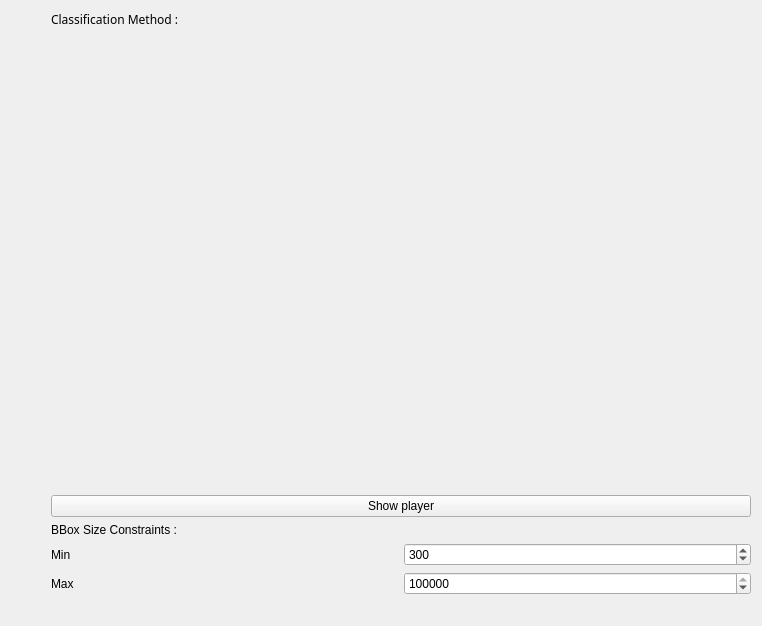
Above: modules/tracking/dataExtraction/DataExtractorGui.ui from Boazrciasn/RDFramework before the change. Below: the same form after it.
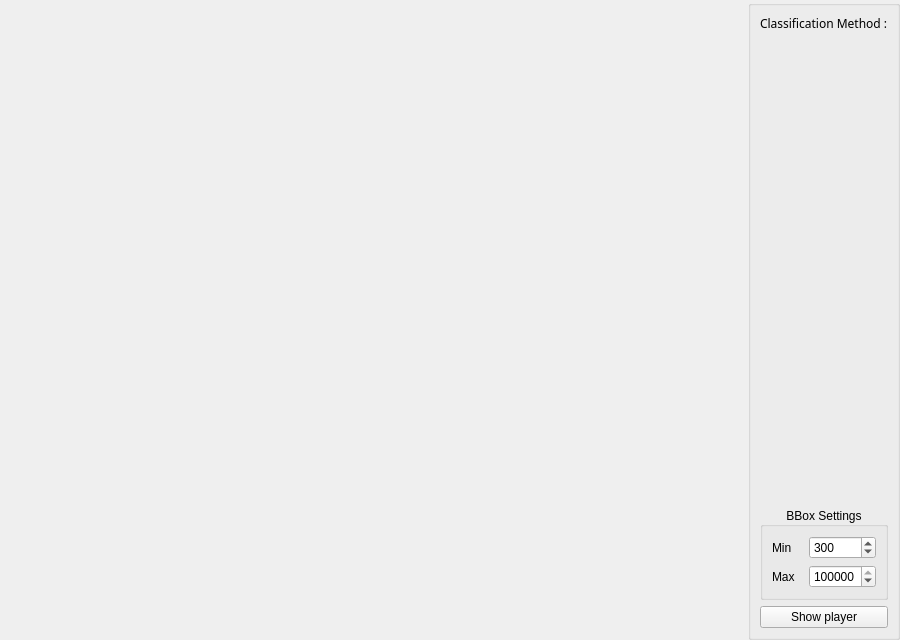
That is the form after the change.

```diff
--- a/modules/tracking/dataExtraction/DataExtractorGui.ui
+++ b/modules/tracking/dataExtraction/DataExtractorGui.ui
@@ -6,35 +6,93 @@
    <rect>
     <x>0</x>
     <y>0</y>
-    <width>762</width>
-    <height>626</height>
+    <width>900</width>
+    <height>640</height>
    </rect>
   </property>
+  <property name="sizePolicy">
+   <sizepolicy hsizetype="Expanding" vsizetype="Expanding">
+    <horstretch>0</horstretch>
+    <verstretch>0</verstretch>
+   </sizepolicy>
+  </property>
   <property name="windowTitle">
    <string>Form</string>
   </property>
-  <layout class="QGridLayout" name="main_gridLayout">
+  <layout class="QGridLayout" name="main_gridLayout" rowstretch="0,0" columnstretch="1,0">
+   <property name="sizeConstraint">
+    <enum>QLayout::SetDefaultConstraint</enum>
+   </property>
+   <property name="leftMargin">
+    <number>0</number>
+   </property>
+   <property name="topMargin">
+    <number>0</number>
+   </property>
+   <property name="rightMargin">
+    <number>0</number>
+   </property>
+   <property name="bottomMargin">
+    <number>0</number>
+   </property>
+   <property name="spacing">
+    <number>0</number>
+   </property>
    <item row="0" column="1">
-    <layout class="QVBoxLayout" name="Options_verticalLayout">
+    <widget class="QGroupBox" name="settings_groupBox">
+     <property name="title">
+      <string/>
+     </property>
+     <layout class="QVBoxLayout" name="Settings_groupBox_layout">
      <item>
-      <layout class="QHBoxLayout" name="horizontalLayout">
+       <layout class="QVBoxLayout" name="verticalLayout">
+        <property name="spacing">
+         <number>0</number>
+        </property>
+        <property name="sizeConstraint">
+         <enum>QLayout::SetMinimumSize</enum>
+        </property>
        <item>
         <widget class="QLabel" name="classification_infoLabel">
+          <property name="sizePolicy">
+           <sizepolicy hsizetype="Minimum" vsizetype="Minimum">
+            <horstretch>0</horstretch>
+            <verstretch>0</verstretch>
+           </sizepolicy>
+          </property>
          <property name="font">
           <font>
            <family>Futura</family>
           </font>
          </property>
+          <property name="lineWidth">
+           <number>-2</number>
+          </property>
          <property name="text">
-          <string>Classification Method : </string>
+           <string>Classification Method :</string>
+          </property>
+          <property name="alignment">
+           <set>Qt::AlignLeading|Qt::AlignLeft|Qt::AlignVCenter</set>
          </property>
         </widget>
        </item>
        <item>
         <widget class="QLabel" name="classificationInfo_text">
+          <property name="enabled">
+           <bool>true</bool>
+          </property>
+          <property name="sizePolicy">
+           <sizepolicy hsizetype="Minimum" vsizetype="Minimum">
+            <horstretch>0</horstretch>
+            <verstretch>0</verstretch>
+           </sizepolicy>
+          </property>
          <property name="text">
           <string/>
          </property>
+          <property name="alignment">
+           <set>Qt::AlignLeading|Qt::AlignLeft|Qt::AlignVCenter</set>
+          </property>
         </widget>
        </item>
       </layout>
@@ -47,58 +105,60 @@
        <property name="sizeHint" stdset="0">
         <size>
          <width>20</width>
-         <height>40</height>
+          <height>418</height>
         </size>
        </property>
       </spacer>
      </item>
      <item>
-      <widget class="QPushButton" name="showPlayer_pushButton">
-       <property name="text">
-        <string>Show player</string>
-       </property>
-      </widget>
-     </item>
-     <item>
-      <layout class="QVBoxLayout" name="BBSettings_verticalLayout">
-       <item>
-        <widget class="QLabel" name="BB_Sizesettings_label">
+       <widget class="QGroupBox" name="BBoxSettings_groupBox">
+        <property name="sizePolicy">
+         <sizepolicy hsizetype="Minimum" vsizetype="Minimum">
+          <horstretch>0</horstretch>
+          <verstretch>0</verstretch>
+         </sizepolicy>
+        </property>
+        <property name="title">
+         <string>BBox Settings</string>
+        </property>
+        <property name="alignment">
+         <set>Qt::AlignCenter</set>
+        </property>
+        <layout class="QGridLayout" name="gridLayout">
+         <item row="1" column="0">
+          <widget class="QLabel" name="BBMax_label">
+           <property name="sizePolicy">
+            <sizepolicy hsizetype="Minimum" vsizetype="Minimum">
+             <horstretch>0</horstretch>
+             <verstretch>0</verstretch>
+            </sizepolicy>
+           </property>
          <property name="text">
-          <string>BBox Size Constraints :</string>
+            <string>Max</string>
          </property>
         </widget>
        </item>
-       <item>
-        <layout class="QGridLayout" name="BBMaxMin_gridLayout">
          <item row="0" column="0">
           <widget class="QLabel" name="BBMin_label">
+           <property name="sizePolicy">
+            <sizepolicy hsizetype="Minimum" vsizetype="Minimum">
+             <horstretch>0</horstretch>
+             <verstretch>0</verstretch>
+            </sizepolicy>
+           </property>
            <property name="text">
             <string>Min</string>
            </property>
           </widget>
          </item>
-         <item row="0" column="1">
-          <widget class="QSpinBox" name="min_spinBox">
-           <property name="maximum">
-            <number>1000000000</number>
-           </property>
-           <property name="singleStep">
-            <number>20</number>
-           </property>
-           <property name="value">
-            <number>300</number>
-           </property>
-          </widget>
-         </item>
-         <item row="1" column="0">
-          <widget class="QLabel" name="BBMax_label">
-           <property name="text">
-            <string>Max</string>
-           </property>
-          </widget>
-         </item>
          <item row="1" column="1">
           <widget class="QSpinBox" name="max_spinBox">
+           <property name="sizePolicy">
+            <sizepolicy hsizetype="Minimum" vsizetype="Minimum">
+             <horstretch>0</horstretch>
+             <verstretch>0</verstretch>
+            </sizepolicy>
+           </property>
            <property name="minimum">
             <number>10</number>
            </property>
@@ -116,29 +176,51 @@
            </property>
           </widget>
          </item>
-        </layout>
-       </item>
-      </layout>
-     </item>
-    </layout>
-   </item>
-   <item row="1" column="0">
-    <spacer name="horizontalSpacer">
-     <property name="orientation">
-      <enum>Qt::Horizontal</enum>
-     </property>
-     <property name="sizeType">
-      <enum>QSizePolicy::Minimum</enum>
-     </property>
-     <property name="sizeHint" stdset="0">
-      <size>
-       <width>40</width>
-       <height>20</height>
-      </size>
-     </property>
-    </spacer>
-   </item>
-  </layout>
+         <item row="0" column="1">
+          <widget class="QSpinBox" name="min_spinBox">
+           <property name="sizePolicy">
+            <sizepolicy hsizetype="Minimum" vsizetype="Minimum">
+             <horstretch>0</horstretch>
+             <verstretch>0</verstretch>
+            </sizepolicy>
+           </property>
+           <property name="maximum">
+            <number>1000000000</number>
+           </property>
+           <property name="singleStep">
+            <number>20</number>
+           </property>
+           <property name="value">
+            <number>300</number>
+           </property>
+          </widget>
+         </item>
+        </layout>
+       </widget>
+      </item>
+      <item>
+       <widget class="QPushButton" name="showPlayer_pushButton">
+        <property name="sizePolicy">
+         <sizepolicy hsizetype="MinimumExpanding" vsizetype="Minimum">
+          <horstretch>0</horstretch>
+          <verstretch>0</verstretch>
+         </sizepolicy>
+        </property>
+        <property name="text">
+         <string>Show player</string>
+        </property>
+       </widget>
+      </item>
+     </layout>
+     <zorder></zorder>
+     <zorder>classification_infoLabel</zorder>
+     <zorder>classificationInfo_text</zorder>
+     <zorder></zorder>
+    </widget>
+   </item>
+  </layout>
+  <zorder></zorder>
+  <zorder>settings_groupBox</zorder>
  </widget>
  <resources/>
  <connections>
```
Left out of the diff: 3 changed lines with no effect on the pictures. Lines whose indentation alone changed are shown as unchanged.
